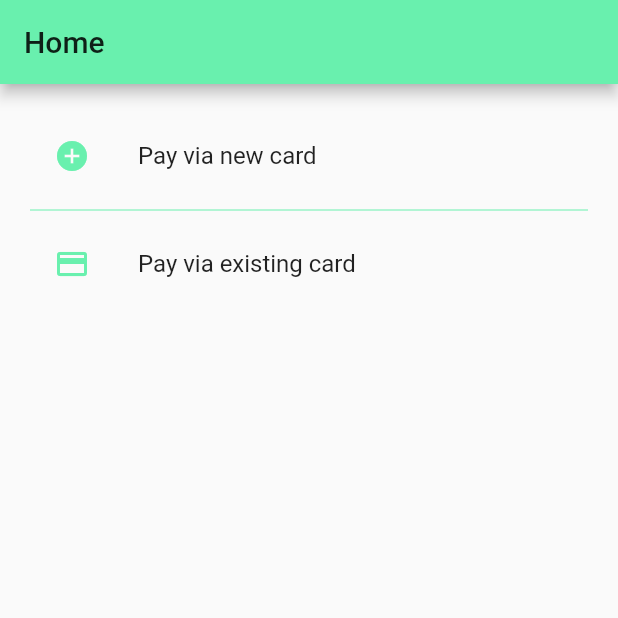
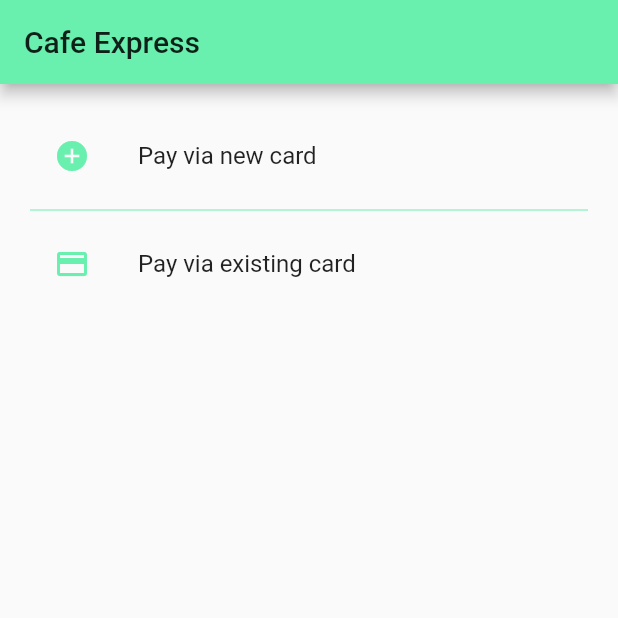
Before and after one commit to YARN-CC2021/cafe-express, a Flutter app: the screen it shows after launch, on a phone screen of 412 x 824 dp, the top half of it. Run offline on Flutter 3.47's test engine with Material 2 defaults, Android fonts, the phone set to English and light mode, and no system bars; our stand-ins replace awesome_dialog, badges, flutter_credit_card, flutter_dotenv, flutter_login, geolocator and 4 more; missing offline and left inert: amplify_auth_cognito, amplify_core, flutter_barcode_scanner, geocoder, stripe_payment; accounts and stored records are empty; Roboto replaces fonts that are missing (Faster One).

Commit message:
commit before pull

```diff
--- a/lib/screens/stripe.dart
+++ b/lib/screens/stripe.dart
@@ -49,7 +49,7 @@ class _StripePageState extends State<StripePage> {
     ThemeData theme = Theme.of(context);
     return Scaffold(
       appBar: AppBar(
-        title: Text('Home'),
+        title: Text('Cafe Express'),
       ),
       body: Container(
         padding: EdgeInsets.all(20),
```
